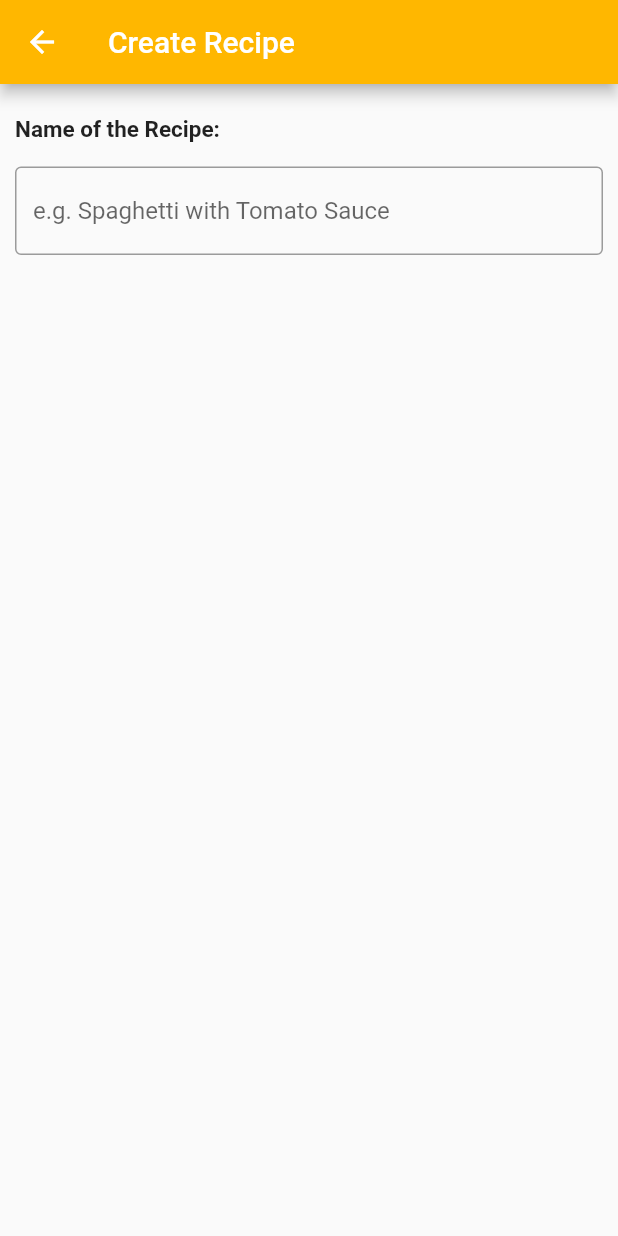
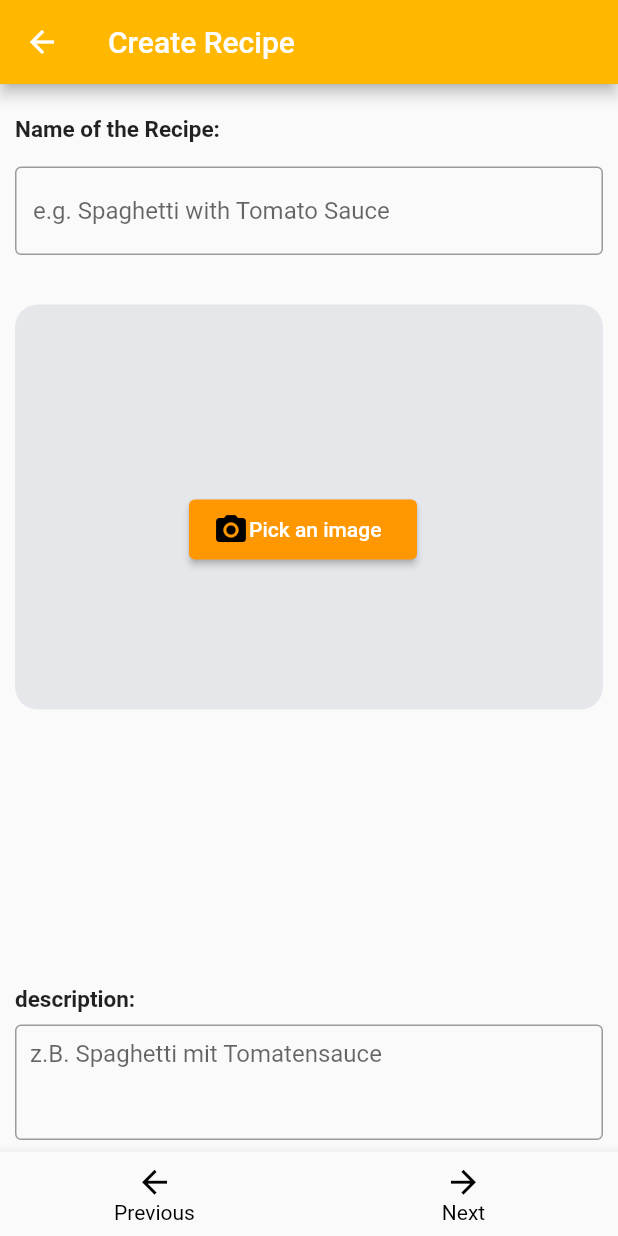
Before and after one commit to hazHsoun/rezeptbuch, a Flutter app: the AddRecipeScreen screen opened directly, on a phone screen of 412 x 824 dp. Run offline on Flutter 3.47's test engine with Material 2 defaults, Android fonts, the phone set to English and light mode, and no system bars; our stand-ins replace flutter_speed_dial, image_picker.

Commit message:
last commit

```diff
--- a/lib/ui/home_page/home_page.dart
+++ b/lib/ui/home_page/home_page.dart
@@ -1,7 +1,7 @@
 import 'package:flutter/material.dart';
 import 'package:rezeptbuch/ui/home_page/home_section.dart';
 import 'package:rezeptbuch/ui/home_page/profile_section.dart';
-import 'package:rezeptbuch/ui/home_page/recipe_section.dart';
+import 'package:rezeptbuch/ui/home_page/recipeSection.dart/recipe_section.dart';
 import 'package:rezeptbuch/ui/home_page/shopping_section.dart';
 import 'package:rezeptbuch/ui/home_page/weekly_plan_section.dart';
 
--- /dev/null
+++ b/lib/ui/home_page/recipeSection.dart/add_recipe.dart
@@ -0,0 +1,277 @@
+import 'package:flutter/material.dart';
+import 'package:image_picker/image_picker.dart';
+import 'dart:io';
+import 'package:flutter_speed_dial/flutter_speed_dial.dart';
+import 'package:rezeptbuch/ui/home_page/recipeSection.dart/image_picker.dart';
+
+class AddRecipeScreen extends StatefulWidget {
+  @override
+  _AddRecipeScreenState createState() => _AddRecipeScreenState();
+}
+
+class _AddRecipeScreenState extends State<AddRecipeScreen> {
+  final rezeptController = TextEditingController();
+  final anweisungsController = TextEditingController();
+  File? image;
+
+  int _currentIndex = 0;
+  bool showImageOptions = false;
+
+  @override
+  Widget build(BuildContext context) => Scaffold(
+        appBar: AppBar(
+          backgroundColor: Color.fromRGBO(255, 183, 0, 1),
+          title: Text('Create Recipe'),
+        ),
+        body: Padding(
+          padding: const EdgeInsets.only(top: 13.0),
+          child: Column(
+            crossAxisAlignment: CrossAxisAlignment.start,
+            children: [
+              const Padding(
+                padding: EdgeInsets.symmetric(horizontal: 10, vertical: 8),
+                child: Text(
+                  'Name of the Recipe:',
+                  style: TextStyle(
+                    fontSize: 15,
+                    fontWeight: FontWeight.bold,
+                  ),
+                ),
+              ),
+              Padding(
+                padding:
+                    const EdgeInsets.symmetric(horizontal: 10, vertical: 8),
+                child: TextField(
+                  controller: rezeptController,
+                  decoration: const InputDecoration(
+                    border: OutlineInputBorder(),
+                    hintText: 'e.g. Spaghetti with Tomato Sauce',
+                  ),
+                ),
+              ),
+              Expanded(
+                child: Column(
+                  mainAxisAlignment: MainAxisAlignment.end,
+                  children: [
+                    const SizedBox(height: 10),
+                    Container(
+                      height: 270,
+                      width: double.infinity,
+                      margin: const EdgeInsets.only(left: 10, right: 10),
+                      padding: const EdgeInsets.all(16),
+                      decoration: BoxDecoration(
+                        borderRadius: BorderRadius.circular(15),
+                        color: const Color.fromRGBO(230, 231, 235, 0.984),
+                      ),
+                      child: Stack(
+                        children: [
+                          if (image != null)
+                            Positioned.fill(
+                              child: ClipRRect(
+                                borderRadius: BorderRadius.circular(15),
+                                child: Image.file(
+                                  image!,
+                                  fit: BoxFit.cover,
+                                ),
+                              ),
+                            ),
+                          Positioned(
+                            bottom: 16.0,
+                            right: 16.0,
+                            child: SpeedDial(
+                              backgroundColor: Colors.orange,
+                              animatedIcon: AnimatedIcons.menu_close,
+                              animatedIconTheme: IconThemeData(size: 22.0),
+                              closeManually: false,
+                              curve: Curves.bounceIn,
+                              visible: image != null,
+                              children: [
+                                SpeedDialChild(
+                                  child: Icon(Icons.delete),
+                                  backgroundColor: Colors.red,
+                                  onTap: () {
+                                    setState(() {
+                                      image = null;
+                                      showImageOptions = false;
+                                    });
+                                  },
+                                  label: 'Delete Image',
+                                  labelStyle: TextStyle(fontSize: 16.0),
+                                  labelBackgroundColor: Colors.red,
+                                ),
+                                SpeedDialChild(
+                                  child: Icon(Icons.edit),
+                                  backgroundColor: Colors.blue,
+                                  onTap: () async {
+                                    final pickedImage =
+                                        await CustomImagePicker()
+                                            .uploadImage(context);
+                                    if (pickedImage != null) {
+                                      setState(() {
+                                        image = File(pickedImage.path);
+                                        showImageOptions = false;
+                                        print(image?.path.toString());
+                                      });
+                                    }
+                                  },
+                                  label: 'Change Image',
+                                  labelStyle: TextStyle(fontSize: 16.0),
+                                  labelBackgroundColor: Colors.blue,
+                                ),
+                              ],
+                            ),
+                          ),
+                          if (image == null && !showImageOptions)
+                            Positioned(
+                              bottom: 80.0,
+                              left: 100.0,
+                              child: ElevatedButton(
+                                onPressed: () async {
+                                  final pickedImage = await CustomImagePicker()
+                                      .uploadImage(context);
+                                  if (pickedImage != null) {
+                                    setState(() {
+                                      image = File(pickedImage.path);
+                                      print(image?.path.toString());
+                                    });
+                                  }
+                                },
+                                style: ButtonStyle(
+                                  backgroundColor:
+                                      MaterialStateProperty.all<Color>(
+                                    Colors.orange,
+                                  ),
+                                ),
+                                child: const SizedBox(
+                                  width: 120,
+                                  height: 40,
+                                  child: Row(
+                                    mainAxisSize: MainAxisSize.min,
+                                    children: [
+                                      Icon(
+                                        Icons.camera_alt,
+                                        color: Colors.black,
+                                      ),
+                                      Text('Pick an image'),
+                                    ],
+                                  ),
+                                ),
+                              ),
+                            ),
+                        ],
+                      ),
+                    ),
+                  ],
+                ),
+              ),
+              Expanded(
+                child: Align(
+                  alignment: Alignment.bottomCenter,
+                  child: Padding(
+                    padding:
+                        const EdgeInsets.symmetric(horizontal: 10, vertical: 8),
+                    child: Column(
+                      crossAxisAlignment: CrossAxisAlignment.start,
+                      mainAxisAlignment: MainAxisAlignment.end,
+                      children: [
+                        const Text(
+                          'description:',
+                          style: TextStyle(
+                            fontSize: 15,
+                            fontWeight: FontWeight.bold,
+                          ),
+                        ),
+                        const SizedBox(
+                          height: 8,
+                        ),
+                        TextField(
+                          controller: anweisungsController,
+                          minLines: 3,
+                          maxLines: 9,
+                          decoration: const InputDecoration(
+                            border: OutlineInputBorder(),
+                            contentPadding: EdgeInsets.symmetric(
+                              vertical: 10,
+                              horizontal: 10,
+                            ),
+                            hintText: 'z.B. Spaghetti mit Tomatensauce',
+                          ),
+                        ),
+                      ],
+                    ),
+                  ),
+                ),
+              ),
+            ],
+          ),
+        ),
+        bottomNavigationBar: BottomNavigationBar(
+          currentIndex: _currentIndex,
+          onTap: (index) {
+            if (_currentIndex == 0) {
+              Navigator.pop(context); // Navigate to the previous page
+            } else if (_currentIndex == 1) {
+              Navigator.push(
+                context,
+                MaterialPageRoute(
+                    builder: (context) =>
+                        BuildSecondPage()), // Navigate to the next page
+              );
+            }
+          },
+          unselectedItemColor: const Color.fromARGB(255, 0, 0, 0),
+          selectedItemColor: Color.fromRGBO(0, 0, 0, 1),
+          selectedFontSize: 14,
+          unselectedFontSize: 14,
+          iconSize: 25,
+          items: const [
+            BottomNavigationBarItem(
+              icon: Icon(Icons.arrow_back),
+              label: 'Previous',
+            ),
+            BottomNavigationBarItem(
+              icon: Icon(Icons.arrow_forward),
+              label: 'Next',
+            ),
+          ],
+        ),
+      );
+}
+
+class BuildSecondPage extends StatelessWidget {
+  const BuildSecondPage({super.key});
+
+  @override
+  Widget build(BuildContext context) {
+    return Container();
+  }
+}
+
+@override
+Widget build(BuildContext context) {
+  return Center(child: Text('SecondPage'));
+}
+
+
+
+
+
+
+//   Widget buildSecondPage() {
+//     return Align(
+//       alignment: Alignment.bottomCenter,
+//       child: Column(
+//         mainAxisAlignment: MainAxisAlignment.center,
+//         children: [
+//           const Text(
+//             'Description:',
+//             style: TextStyle(
+//               fontSize: 15,
+//               fontWeight: FontWeight.bold,
+//             ),
+//           ),
+//         ],
+//       ),
+//     );
+//   }
+// }
--- /dev/null
+++ b/lib/ui/home_page/recipeSection.dart/image_picker.dart
@@ -0,0 +1,71 @@
+import 'package:flutter/material.dart';
+import 'package:image_picker/image_picker.dart';
+import 'dart:io';
+import 'package:flutter_speed_dial/flutter_speed_dial.dart';
+
+class CustomImagePicker {
+  File? image;
+  final _imagePicker = ImagePicker();
+
+  Future<File?> uploadImage(BuildContext context) async {
+    File? pickedImage;
+    try {
+      pickedImage = await showDialog<File?>(
+        context: context,
+        builder: (BuildContext context) {
+          return AlertDialog(
+            title: Text('Select Image Source'),
+            content: Column(
+              mainAxisSize: MainAxisSize.min,
+              children: [
+                ElevatedButton(
+                  onPressed: () async {
+                    final pickedImage = await _imagePicker.pickImage(
+                      source: ImageSource.gallery,
+                    );
+                    if (pickedImage != null) {
+                      image = File(pickedImage.path);
+                    }
+                    Navigator.pop(context, image);
+                  },
+                  style: ButtonStyle(
+                    backgroundColor: MaterialStateProperty.all<Color>(
+                      Colors.orange,
+                    ),
+                  ),
+                  child: const Text('Pick from Gallery'),
+                ),
+                ElevatedButton(
+                  onPressed: () async {
+                    final pickedImage = await _imagePicker.pickImage(
+                      source: ImageSource.camera,
+                    );
+                    if (pickedImage != null) {
+                      image = File(pickedImage.path);
+                    }
+                    Navigator.pop(context, image);
+                  },
+                  style: ButtonStyle(
+                    backgroundColor: MaterialStateProperty.all<Color>(
+                      Colors.orange,
+                    ),
+                  ),
+                  child: Text('Pick from Camera'),
+                ),
+              ],
+            ),
+          );
+        },
+      );
+    } catch (e) {
+      print("Error picking image: $e");
+      ScaffoldMessenger.of(context).showSnackBar(
+        SnackBar(
+          content: Text('Error picking image: $e'),
+          duration: Duration(seconds: 1),
+        ),
+      );
+    }
+    return pickedImage;
+  }
+}
--- a/lib/ui/home_page/recipe_section.dart
+++ b/lib/ui/home_page/recipeSection.dart/recipe_section.dart
@@ -1,4 +1,5 @@
 import 'package:flutter/material.dart';
+import 'package:rezeptbuch/ui/home_page/recipeSection.dart/add_recipe.dart';
 
 class RecipeSection extends StatefulWidget {
   @override
@@ -35,7 +36,6 @@ class _RecipeSectionState extends State<RecipeSection> {
                 width: width * 0.8,
                 height: height * 0.09,
                 child: const Center(
-                  // Add a Text widget as a child of the Container
                   child: Text(
                     'Add new Recipe',
                     style: TextStyle(
@@ -53,49 +53,3 @@ class _RecipeSectionState extends State<RecipeSection> {
     );
   }
 }
-
-class AddRecipeScreen extends StatelessWidget {
-  @override
-  Widget build(BuildContext context) {
-    final rezeptController = TextEditingController();
-    print(rezeptController.text);
-    return Scaffold(
-      appBar: AppBar(
-        backgroundColor: Color.fromRGBO(255, 183, 0, 1),
-        title: Text('Create Recipe'),
-      ),
-      body: Padding(
-        padding: const EdgeInsets.only(top: 13.0),
-        child: Column(
-          crossAxisAlignment: CrossAxisAlignment.start,
-          children: [
-            const Padding(
-              padding: EdgeInsets.symmetric(horizontal: 10, vertical: 8),
-              child: Text(
-                'Name of the Recipe:',
-                style: TextStyle(
-                  fontSize: 15,
-                  fontWeight: FontWeight.bold,
-                ),
-              ),
-            ),
-            Padding(
-              padding: const EdgeInsets.symmetric(horizontal: 10, vertical: 8),
-              child: TextField(
-                controller: rezeptController,
-                onChanged: (value) {
-                  print(value);
-                  rezeptController.text = value;
-                },
-                decoration: const InputDecoration(
-                  border: OutlineInputBorder(),
-                  hintText: 'e.g. Spaghetti with Tomato Sauce',
-                ),
-              ),
-            ),
-          ],
-        ),
-      ),
-    );
-  }
-}
--- a/pubspec.yaml
+++ b/pubspec.yaml
@@ -29,10 +29,12 @@ environment:
 # the latest version available on pub.dev. To see which dependencies have newer
 # versions available, run `flutter pub outdated`.
 dependencies:
+  image_picker: ^0.8.4+4
+  file_picker: ^6.1.1
   flutter:
     sdk: flutter
   flutter_riverpod: ^2.4.6
-  image_picker: ^1.0.4
+  flutter_speed_dial: ^4.5.0
 
 dev_dependencies:
   flutter_test:
```
Also changed, not shown: analysis_options.yaml (+119 -5 lines), pubspec.lock.
